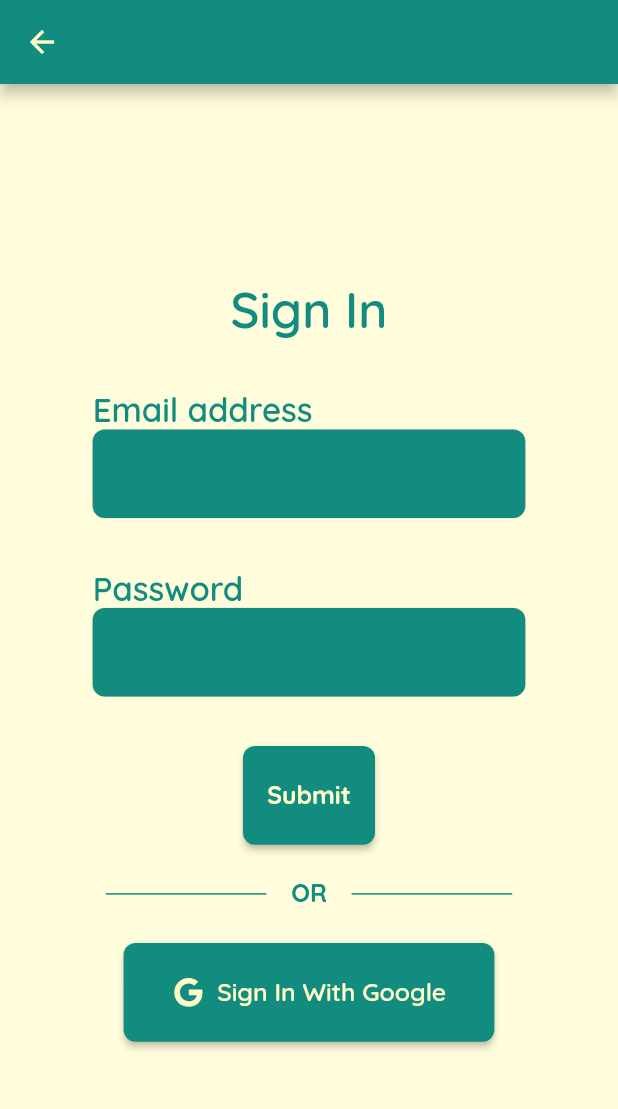
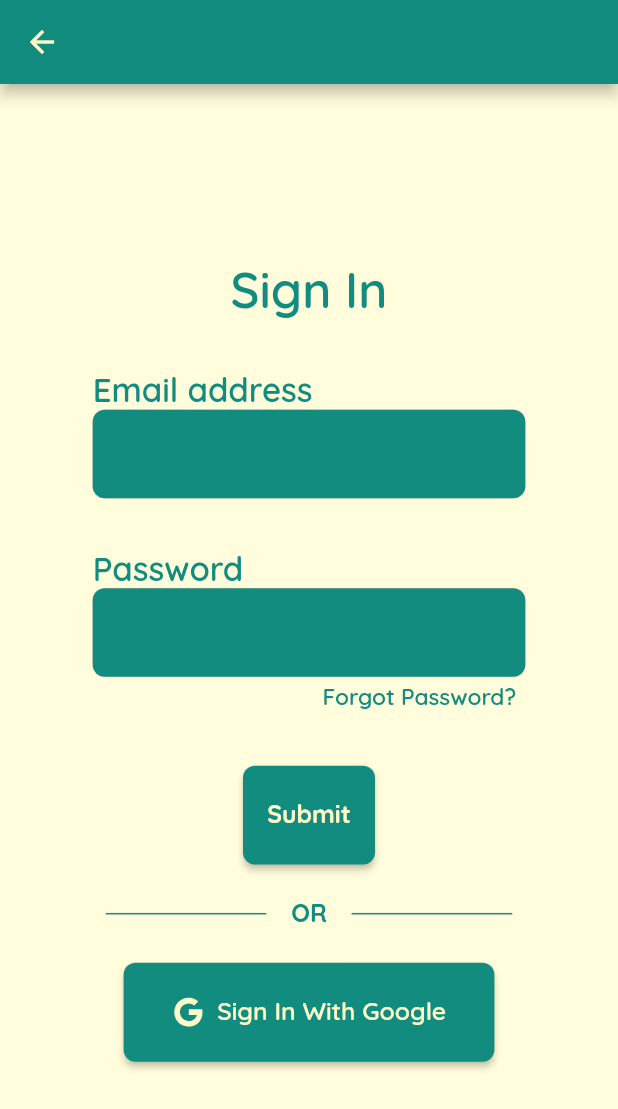
Before and after one commit to curiouslumber/Ecostora, a Flutter app: the screen it shows after launch, after a tap on "Sign In", on a phone screen of 412 x 824 dp. Shown: the top 1109 px of the screen. Run offline on Flutter 3.47's test engine with Material 2 defaults, Android fonts, the phone set to English and light mode, and no system bars; our stand-ins replace carousel_slider, firebase_auth, firebase_core, get, ionicons, sizer; accounts and stored records are empty.

Commit message:
updated theme

```diff
--- a/lib/Views/Account/signin.dart
+++ b/lib/Views/Account/signin.dart
@@ -101,7 +101,29 @@ class SignIn extends StatelessWidget {
                         fillColor: const Color(0xff128C7E),
                         filled: true,
                       ),
-                    )
+                    ),
+                    Container(
+                      margin: EdgeInsets.only(right: 1.5.w),
+                      alignment: Alignment.topRight,
+                      // color: Colors.blue,
+                      child: MaterialButton(
+                          onPressed: () {
+                            print("pressed");
+                          },
+                          // color: Colors.pink,
+                          height: 3.2.h,
+                          materialTapTargetSize:
+                              MaterialTapTargetSize.shrinkWrap,
+                          padding: const EdgeInsets.all(0),
+                          child: Text(
+                            'Forgot Password?',
+                            style: TextStyle(
+                              fontFamily: 'Quicksand-SemiBold',
+                              fontSize: 11.sp,
+                              color: const Color(0xff128C7E),
+                            ),
+                          )),
+                    ),
                   ],
                 ),
               ),
--- /dev/null
+++ b/lib/Views/Settings/settings.dart
@@ -0,0 +1,10 @@
+import 'package:flutter/material.dart';
+
+class Settings extends StatelessWidget {
+  const Settings({super.key});
+
+  @override
+  Widget build(BuildContext context) {
+    return Container();
+  }
+}
--- a/lib/main.dart
+++ b/lib/main.dart
@@ -25,7 +25,15 @@ class MyApp extends StatelessWidget {
     });
 
     return Sizer(builder: (context, orientation, deviceType) {
+      const seedColor = Color(0xff128C7E);
+      final colorScheme = ColorScheme.fromSeed(
+        seedColor: seedColor,
+        brightness: Brightness.light,
+      );
+
       return GetMaterialApp(
+        debugShowCheckedModeBanner: false,
+        theme: ThemeData(colorScheme: colorScheme),
         home: HomePage(),
       );
     });
```
